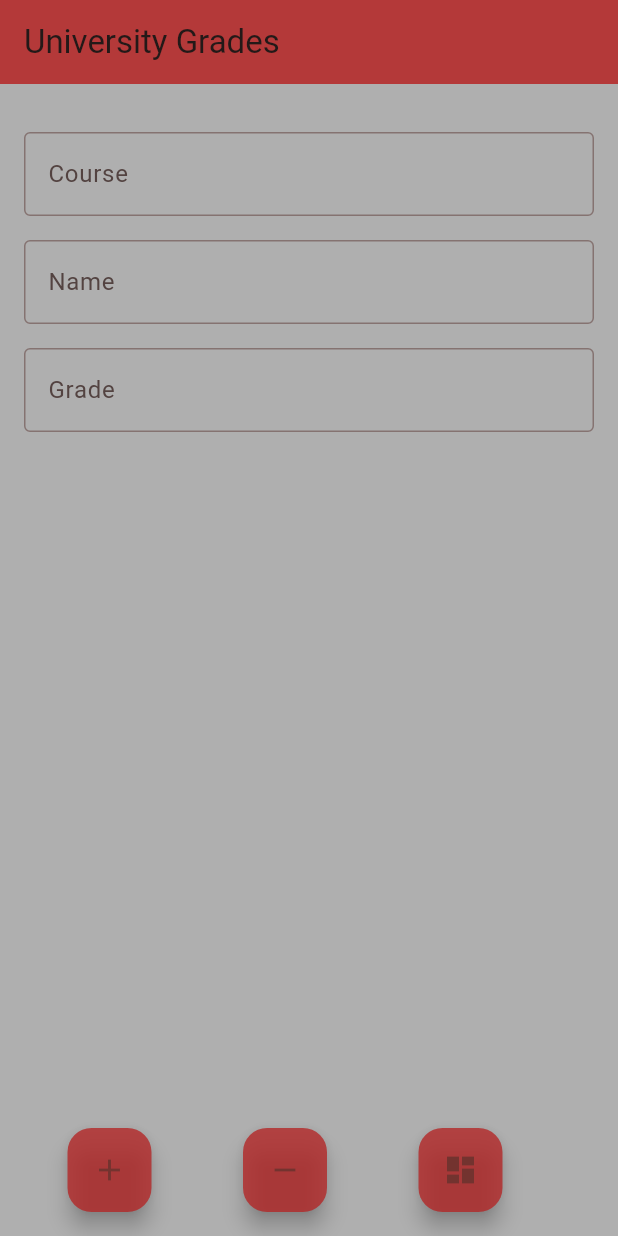
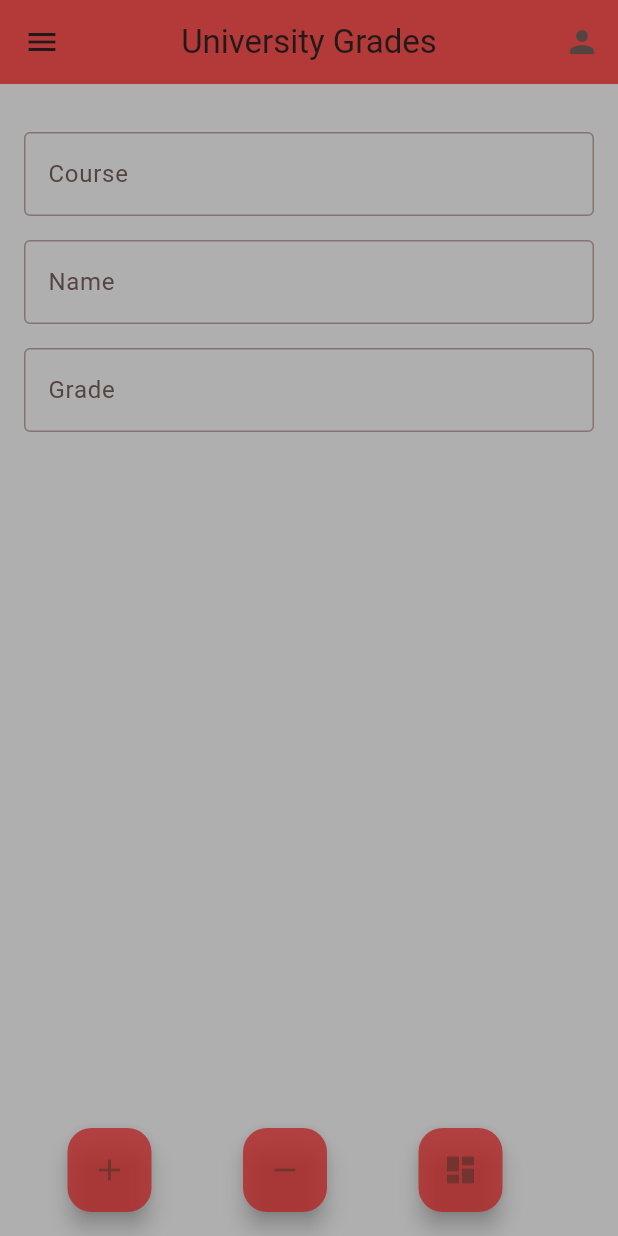
Before and after one commit to Davidpereira2803/unigrades, a Flutter app: the screen it shows after launch, on a phone screen of 412 x 824 dp. Run offline on Flutter 3.47's test engine with Material 3 defaults, Android fonts, the phone set to English and light mode, and no system bars.

Commit message:
Prototype V1.02

```diff
--- a/lib/main.dart
+++ b/lib/main.dart
@@ -2,7 +2,9 @@
 
 import 'package:flutter/material.dart';
 import 'package:path_provider/path_provider.dart';
-import 'secondpage.dart';
+import 'pages/secondpage.dart';
+import 'pages/settings.dart';
+import 'pages/profile.dart';
 import 'dart:convert';
 import 'dart:io';
 
@@ -19,9 +21,9 @@ class MyApp extends StatelessWidget {
     return MaterialApp(
       title: 'Unversity Grades',
       theme: ThemeData(
-        scaffoldBackgroundColor: Color.fromARGB(230, 175, 175, 175),
+        scaffoldBackgroundColor: const Color.fromARGB(230, 175, 175, 175),
         primaryColor: const Color.fromARGB(200, 180, 37, 37),
-        colorScheme: ColorScheme.fromSeed(seedColor: Color.fromARGB(200, 180, 37, 37)),
+        colorScheme: ColorScheme.fromSeed(seedColor: const Color.fromARGB(200, 180, 37, 37)),
         useMaterial3: true,
       ),
       home: const MyHomePage(title: 'University Grades'),
@@ -47,6 +49,29 @@ class _MyHomePageState extends State<MyHomePage> {
       appBar: AppBar(
         backgroundColor: const Color.fromARGB(220, 180, 37, 37),
         title: Text(widget.title),
+        centerTitle: true,
+        actions: [
+          IconButton(
+            onPressed: (){
+                Navigator.push(
+                context,
+                MaterialPageRoute(builder: (context) => const Profile()),
+              );
+            },
+            icon: const Icon(Icons.person),
+            tooltip: 'Profile',
+            ),
+        ],
+        leading: IconButton(
+          onPressed: () {
+            Navigator.push(
+            context,
+            MaterialPageRoute(builder: (context) => const Settings()),
+            );
+          },
+          icon: const Icon(Icons.menu),
+          tooltip: 'Menu Icon',
+        ),
       ),
       body:
         const MyCustomForm(),
@@ -231,7 +256,6 @@ void main() async {
             child: const Icon(Icons.dashboard),
           ),
         ],
-
       ),
     );
   }
```
Also changed, not shown: lib/pages/profile.dart (added, +39 -0 lines), lib/pages/settings.dart (added, +39 -0 lines), lib/pages/secondpage.dart (renamed from lib/secondpage.dart), 1 other file.
